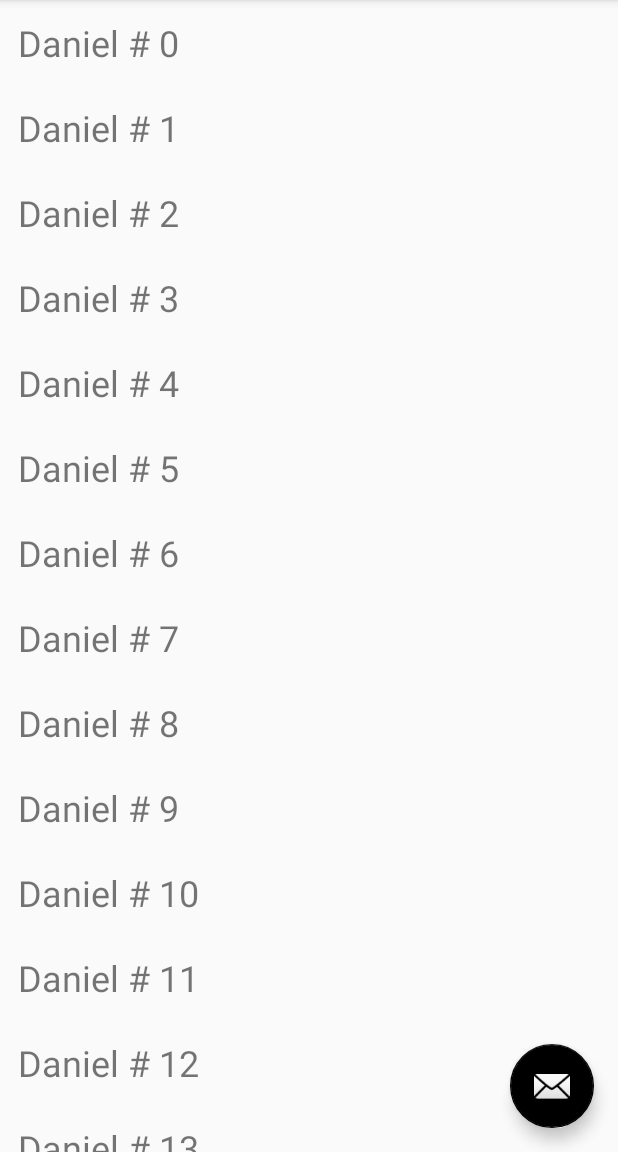
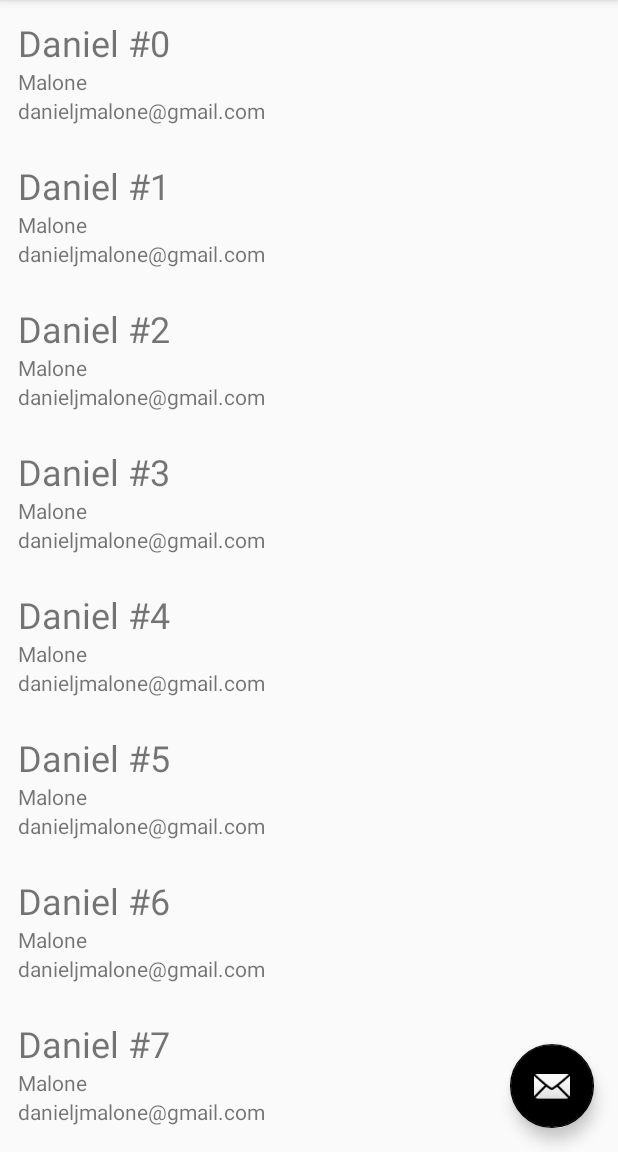
Before and after one commit to danielmalone/FamousPeople, an Android app: the screen it shows after launch (MainActivity), on a phone screen of 412 x 824 dp, the part 84-1236 px from its top. Run offline under Robolectric (Android 15) with nearby library versions, the phone set to English and light mode, and no system bars.

Commit message:
add User model, etc.

```diff
--- a/app/build.gradle
+++ b/app/build.gradle
@@ -26,4 +26,7 @@ dependencies {
     testImplementation 'junit:junit:4.12'
     androidTestImplementation 'com.android.support.test:runner:1.0.1'
     androidTestImplementation 'com.android.support.test.espresso:espresso-core:3.0.1'
+
+    implementation "android.arch.persistence.room:runtime:1.0.0-rc1"
+    annotationProcessor "android.arch.persistence.room:compiler:1.0.0-rc1"
 }
--- a/app/src/main/java/com/finepointmobile/famouspeople/MainActivity.java
+++ b/app/src/main/java/com/finepointmobile/famouspeople/MainActivity.java
@@ -16,7 +16,7 @@ public class MainActivity extends AppCompatActivity {
     RecyclerView recyclerView;
     RecyclerView.Adapter adapter;
     FloatingActionButton fab;
-    ArrayList<String> users;
+    ArrayList<User> users;
 
     @Override
     protected void onCreate(Bundle savedInstanceState) {
@@ -30,7 +30,8 @@ public class MainActivity extends AppCompatActivity {
         users = new ArrayList<>();
 
         for (int i = 0; i < 100; i++) {
-            users.add("Daniel # " + i);
+            User user = new User("Daniel #" + i, "Malone", "danieljmalone@gmail.com");
+            users.add(user);
         }
 
         recyclerView.setLayoutManager(new LinearLayoutManager(this));
--- /dev/null
+++ b/app/src/main/java/com/finepointmobile/famouspeople/User.java
@@ -0,0 +1,54 @@
+package com.finepointmobile.famouspeople;
+
+/**
+ * Created by danielmalone on 10/28/17.
+ */
+
+public class User {
+
+    public User(String firstName, String lastName, String email) {
+        this.firstName = firstName;
+        this.lastName = lastName;
+        this.email = email;
+    }
+
+    private int id;
+
+    private String firstName;
+
+    private String lastName;
+
+    private String email;
+
+    public int getId() {
+        return id;
+    }
+
+    public void setId(int id) {
+        this.id = id;
+    }
+
+    public String getFirstName() {
+        return firstName;
+    }
+
+    public void setFirstName(String firstName) {
+        this.firstName = firstName;
+    }
+
+    public String getLastName() {
+        return lastName;
+    }
+
+    public void setLastName(String lastName) {
+        this.lastName = lastName;
+    }
+
+    public String getEmail() {
+        return email;
+    }
+
+    public void setEmail(String email) {
+        this.email = email;
+    }
+}
--- a/app/src/main/java/com/finepointmobile/famouspeople/UserAdapter.java
+++ b/app/src/main/java/com/finepointmobile/famouspeople/UserAdapter.java
@@ -14,9 +14,9 @@ import java.util.ArrayList;
 
 class UserAdapter extends RecyclerView.Adapter<UserAdapter.ViewHolder> {
 
-    ArrayList<String> users;
+    ArrayList<User> users;
 
-    public UserAdapter(ArrayList<String> users) {
+    public UserAdapter(ArrayList<User> users) {
         this.users = users;
     }
 
@@ -28,7 +28,9 @@ class UserAdapter extends RecyclerView.Adapter<UserAdapter.ViewHolder> {
 
     @Override
     public void onBindViewHolder(UserAdapter.ViewHolder holder, int position) {
-        holder.firstName.setText(users.get(position));
+        holder.firstName.setText(users.get(position).getFirstName());
+        holder.lastName.setText(users.get(position).getLastName());
+        holder.email.setText(users.get(position).getEmail());
     }
 
     @Override
@@ -38,10 +40,14 @@ class UserAdapter extends RecyclerView.Adapter<UserAdapter.ViewHolder> {
 
     public class ViewHolder extends RecyclerView.ViewHolder {
         public TextView firstName;
+        public TextView lastName;
+        public TextView email;
 
         public ViewHolder(View itemView) {
             super(itemView);
             firstName = itemView.findViewById(R.id.first_name);
+            lastName = itemView.findViewById(R.id.last_name);
+            email = itemView.findViewById(R.id.email);
         }
     }
 }
--- a/app/src/main/res/layout/user_row.xml
+++ b/app/src/main/res/layout/user_row.xml
@@ -11,4 +11,16 @@
         android:layout_height="wrap_content"
         android:textSize="24sp"/>
 
+    <TextView
+        android:id="@+id/last_name"
+        android:layout_width="match_parent"
+        android:layout_height="wrap_content"
+        android:textSize="14sp"/>
+
+    <TextView
+        android:id="@+id/email"
+        android:layout_width="match_parent"
+        android:layout_height="wrap_content"
+        android:textSize="14sp"/>
+
 </LinearLayout>
--- a/build.gradle
+++ b/build.gradle
@@ -19,6 +19,7 @@ allprojects {
     repositories {
         google()
         jcenter()
+        maven { url 'https://maven.google.com' }
     }
 }
 
```
